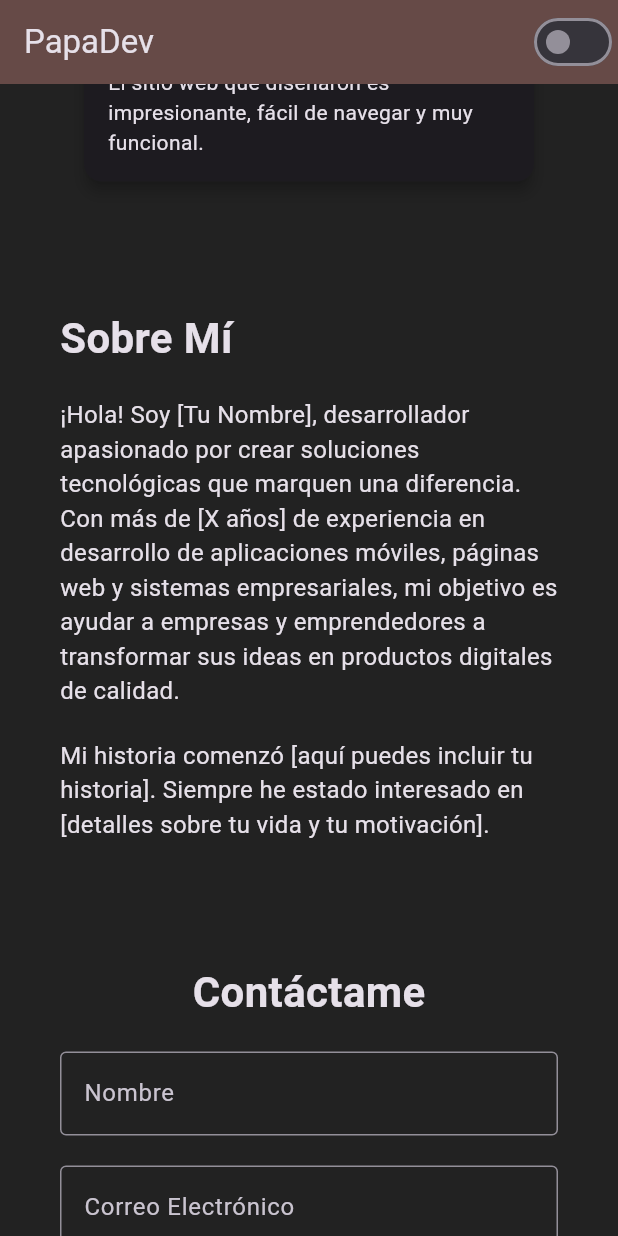
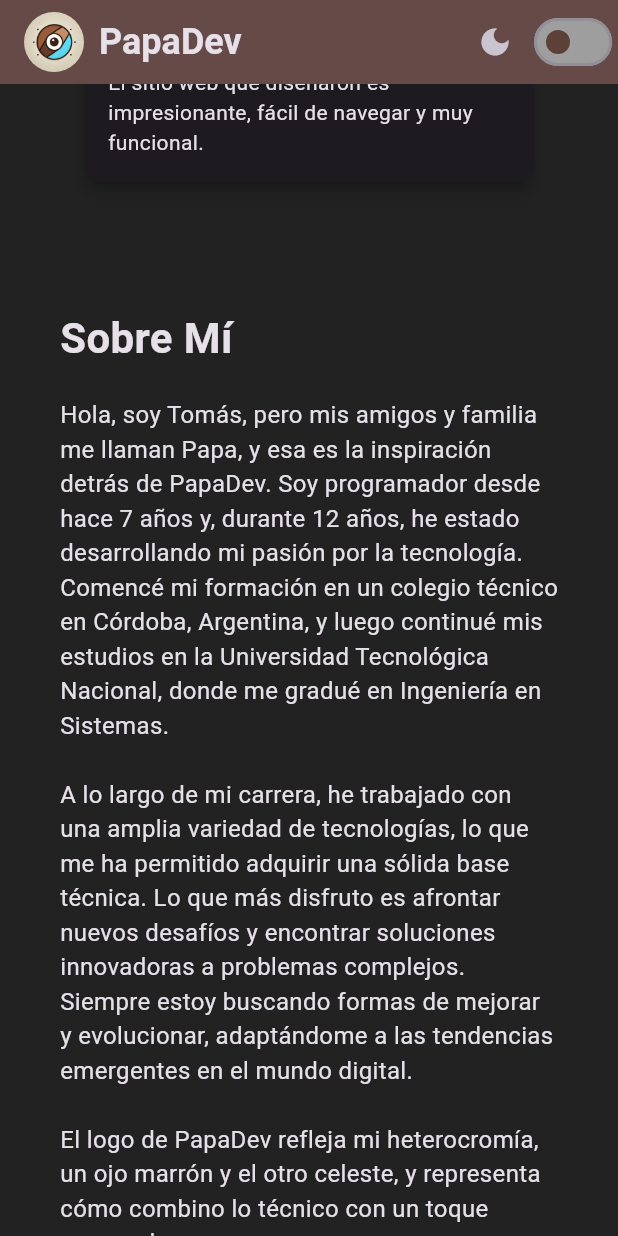
Before and after one commit to totem451/PapaDev, a Flutter app: the screen it shows after launch, scrolled down 2304 dp, on a phone screen of 412 x 824 dp. Run offline on Flutter 3.47's test engine with Material 3 defaults, Android fonts, the light colour scheme and no system bars.

Commit message:
primera version casi lista

```diff
--- a/lib/main.dart
+++ b/lib/main.dart
@@ -5,6 +5,8 @@ void main() {
 }
 
 class PapaDevApp extends StatefulWidget {
+  const PapaDevApp({super.key});
+
   @override
   _PapaDevAppState createState() => _PapaDevAppState();
 }
@@ -37,19 +39,45 @@ class _PapaDevAppState extends State<PapaDevApp> {
 class HomePage extends StatelessWidget {
   final VoidCallback toggleTheme;
 
-  HomePage({required this.toggleTheme});
+  HomePage({super.key, required this.toggleTheme});
 
   @override
   Widget build(BuildContext context) {
     return Scaffold(
       appBar: AppBar(
-        title: Text('PapaDev'),
+        title: Row(
+          children: [
+            ClipOval(
+              child: Image.asset(
+                'assets/images/logo.png',
+                height: 40, // Ajusta el tamaño si lo necesitas
+                width: 40, // Ajusta el tamaño si lo necesitas
+                fit: BoxFit.cover,
+              ),
+            ),
+            SizedBox(width: 10), // Espacio entre el logo y el título
+            Text(
+              'PapaDev', // Título o nombre de la página
+              style: TextStyle(fontSize: 24, fontWeight: FontWeight.bold),
+            ),
+          ],
+        ),
         actions: [
-          Switch(
-            value: MediaQuery.of(context).platformBrightness == Brightness.dark,
-            onChanged: (value) {
-              toggleTheme();
-            },
+          Row(
+            children: [
+              Icon(Icons.dark_mode),
+              SizedBox(width: 10),
+              Switch(
+                activeColor: Colors.lightBlueAccent,
+                inactiveThumbColor: Colors.brown.shade700,
+                inactiveTrackColor: Colors.grey,
+                value: MediaQuery.of(context).platformBrightness ==
+                    Brightness.dark,
+                onChanged: (value) {
+                  toggleTheme();
+                },
+              ),
+            ],
           ),
         ],
       ),
@@ -71,6 +99,8 @@ class HomePage extends StatelessWidget {
 }
 
 class HeaderSection extends StatelessWidget {
+  const HeaderSection({super.key});
+
   @override
   Widget build(BuildContext context) {
     return Container(
@@ -118,6 +148,8 @@ class HeaderSection extends StatelessWidget {
 }
 
 class AboutMeSection extends StatelessWidget {
+  const AboutMeSection({super.key});
+
   @override
   Widget build(BuildContext context) {
     return Padding(
@@ -131,12 +163,13 @@ class AboutMeSection extends StatelessWidget {
           ),
           SizedBox(height: 20),
           Text(
-            '¡Hola! Soy [Tu Nombre], desarrollador apasionado por crear soluciones tecnológicas que marquen una diferencia. Con más de [X años] de experiencia en desarrollo de aplicaciones móviles, páginas web y sistemas empresariales, mi objetivo es ayudar a empresas y emprendedores a transformar sus ideas en productos digitales de calidad.',
-            style: TextStyle(fontSize: 16),
-          ),
-          SizedBox(height: 20),
-          Text(
-            'Mi historia comenzó [aquí puedes incluir tu historia]. Siempre he estado interesado en [detalles sobre tu vida y tu motivación].',
+            '''Hola, soy Tomás, pero mis amigos y familia me llaman Papa, y esa es la inspiración detrás de PapaDev. Soy programador desde hace 7 años y, durante 12 años, he estado desarrollando mi pasión por la tecnología. Comencé mi formación en un colegio técnico en Córdoba, Argentina, y luego continué mis estudios en la Universidad Tecnológica Nacional, donde me gradué en Ingeniería en Sistemas.
+
+A lo largo de mi carrera, he trabajado con una amplia variedad de tecnologías, lo que me ha permitido adquirir una sólida base técnica. Lo que más disfruto es afrontar nuevos desafíos y encontrar soluciones innovadoras a problemas complejos. Siempre estoy buscando formas de mejorar y evolucionar, adaptándome a las tendencias emergentes en el mundo digital.
+
+El logo de PapaDev refleja mi heterocromía, un ojo marrón y el otro celeste, y representa cómo combino lo técnico con un toque personal.
+
+Cada proyecto es una nueva oportunidad para aprender y seguir creciendo. Mi objetivo es ofrecer soluciones digitales que no solo sean funcionales, sino también eficientes, escalables y, por supuesto, con un toque de creatividad.''',
             style: TextStyle(fontSize: 16),
           ),
         ],
@@ -163,6 +196,8 @@ class ServicesSection extends StatelessWidget {
           'Automatización de procesos internos de empresas con soluciones personalizadas que aumentan la productividad.',
     },
   ];
+
+  ServicesSection({super.key});
 
   @override
   Widget build(BuildContext context) {
@@ -197,6 +232,7 @@ class ServiceCard extends StatelessWidget {
   final String description;
 
   const ServiceCard({
+    super.key,
     required this.title,
     required this.description,
   });
@@ -231,6 +267,8 @@ class PortfolioSection extends StatelessWidget {
     {'title': 'Sistema Desktop', 'image': 'assets/desktop_system.png'},
   ];
 
+  PortfolioSection({super.key});
+
   @override
   Widget build(BuildContext context) {
     return Padding(
@@ -264,6 +302,7 @@ class PortfolioCard extends StatelessWidget {
   final String imagePath;
 
   const PortfolioCard({
+    super.key,
     required this.title,
     required this.imagePath,
   });
@@ -310,6 +349,8 @@ class TestimonialsSection extends StatelessWidget {
     },
   ];
 
+  TestimonialsSection({super.key});
+
   @override
   Widget build(BuildContext context) {
     return Padding(
@@ -343,6 +384,7 @@ class TestimonialCard extends StatelessWidget {
   final String testimonial;
 
   const TestimonialCard({
+    super.key,
     required this.name,
     required this.testimonial,
   });
@@ -371,6 +413,8 @@ class TestimonialCard extends StatelessWidget {
 }
 
 class ContactSection extends StatelessWidget {
+  const ContactSection({super.key});
+
   @override
   Widget build(BuildContext context) {
     return Padding(
@@ -408,6 +452,10 @@ class ContactSection extends StatelessWidget {
                 ),
                 SizedBox(height: 20),
                 ElevatedButton(
+                  style: ElevatedButton.styleFrom(
+                    backgroundColor: Colors.lightBlueAccent,
+                    foregroundColor: Colors.white,
+                  ),
                   onPressed: () {},
                   child: Text('Enviar'),
                 ),
@@ -421,6 +469,8 @@ class ContactSection extends StatelessWidget {
 }
 
 class FooterSection extends StatelessWidget {
+  const FooterSection({super.key});
+
   @override
   Widget build(BuildContext context) {
     return Container(
--- a/pubspec.yaml
+++ b/pubspec.yaml
@@ -1,6 +1,6 @@
 name: papa_dev
 description: "A new Flutter project."
-publish_to: 'none'
+publish_to: "none"
 version: 0.1.0
 
 environment:
@@ -18,3 +18,5 @@ dev_dependencies:
 
 flutter:
   uses-material-design: true
+  assets:
+    - assets/images/logo.png
```
Also changed, not shown: assets/images/logo.png (added).
